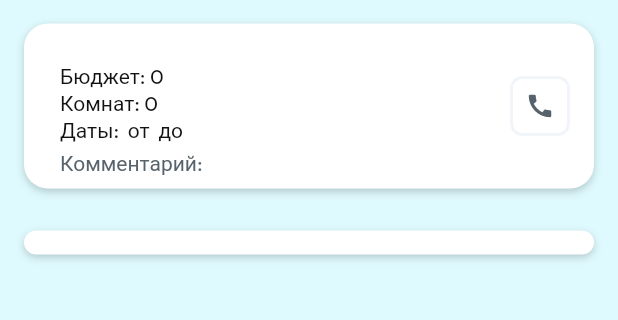
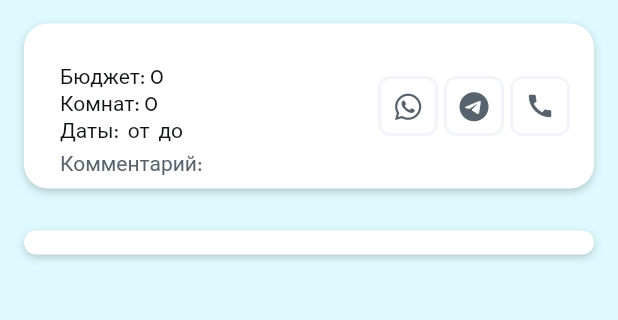
Before and after one commit to draneone/super_giga_c_r_m, a Flutter app: the ObjectsForShowWidget screen opened directly with empty values, on a phone screen of 412 x 824 dp, the part 110-430 px from its top. Run offline on Flutter 3.47's test engine with Material 2 defaults, Android fonts, the phone set to English and light mode, and no system bars; our stand-ins replace auto_size_text, badges, built_collection, built_value, cloud_firestore, easy_debounce and 10 more; missing offline and left inert: internet_file, json_path, pdfx; accounts and stored records are empty; generated files the repository leaves out were written again; network calls fail.

Commit message:
mobile app

```diff
--- a/lib/main.dart
+++ b/lib/main.dart
@@ -48,7 +48,7 @@ class _MyAppState extends State<MyApp> {
       supportedLocales: const [Locale('en', '')],
       theme: ThemeData(brightness: Brightness.light),
       themeMode: _themeMode,
-      home: ManagerAppHomeWidget(),
+      home: ObjectBasePageWidget(),
     );
   }
 }
--- a/lib/object_base_page/object_base_page_widget.dart
+++ b/lib/object_base_page/object_base_page_widget.dart
@@ -2627,7 +2627,6 @@ class _ObjectBasePageWidgetState extends State<ObjectBasePageWidget> {
                                           0, 16, 0, 0),
                                       child: Container(
                                         decoration: BoxDecoration(
-                                          color: Color(0xFF74A8B2),
                                           borderRadius:
                                               BorderRadius.circular(8),
                                         ),
@@ -2904,7 +2903,10 @@ class _ObjectBasePageWidgetState extends State<ObjectBasePageWidget> {
                                                                         padding:
                                                                             MediaQuery.of(context).viewInsets,
                                                                         child:
-                                                                            BotsheetWidget(),
+                                                                            BotsheetWidget(
+                                                                          obj: objsItem
+                                                                              .reference,
+                                                                        ),
                                                                       );
                                                                     },
                                                                   );
--- a/lib/objects_for_show/objects_for_show_widget.dart
+++ b/lib/objects_for_show/objects_for_show_widget.dart
@@ -4,6 +4,7 @@ import '../flutter_flow/flutter_flow_theme.dart';
 import '../flutter_flow/flutter_flow_util.dart';
 import 'package:cloud_firestore/cloud_firestore.dart';
 import 'package:flutter/material.dart';
+import 'package:font_awesome_flutter/font_awesome_flutter.dart';
 import 'package:google_fonts/google_fonts.dart';
 
 class ObjectsForShowWidget extends StatefulWidget {
@@ -187,6 +188,44 @@ class _ObjectsForShowWidgetState extends State<ObjectsForShowWidget> {
                                 borderRadius: 8,
                                 borderWidth: 2,
                                 buttonSize: 40,
+                                icon: FaIcon(
+                                  FontAwesomeIcons.whatsapp,
+                                  color: Color(0xFF57636C),
+                                  size: 20,
+                                ),
+                                onPressed: () async {
+                                  await launchURL(
+                                      'https://wa.me/${objectsForShowShowsRecord.clientPhone}');
+                                },
+                              ),
+                            ),
+                            Padding(
+                              padding:
+                                  EdgeInsetsDirectional.fromSTEB(0, 0, 4, 0),
+                              child: FlutterFlowIconButton(
+                                borderColor: Color(0xFFF1F4F8),
+                                borderRadius: 8,
+                                borderWidth: 2,
+                                buttonSize: 40,
+                                icon: FaIcon(
+                                  FontAwesomeIcons.telegramPlane,
+                                  color: Color(0xFF57636C),
+                                  size: 20,
+                                ),
+                                onPressed: () async {
+                                  await launchURL(
+                                      'tg://${objectsForShowShowsRecord.clientPhone}');
+                                },
+                              ),
+                            ),
+                            Padding(
+                              padding:
+                                  EdgeInsetsDirectional.fromSTEB(0, 0, 4, 0),
+                              child: FlutterFlowIconButton(
+                                borderColor: Color(0xFFF1F4F8),
+                                borderRadius: 8,
+                                borderWidth: 2,
+                                buttonSize: 40,
                                 icon: Icon(
                                   Icons.call,
                                   color: Color(0xFF57636C),
```
Also changed, not shown: lib/manager_app_shows/manager_app_shows_widget.dart (+40 -0 lines).
